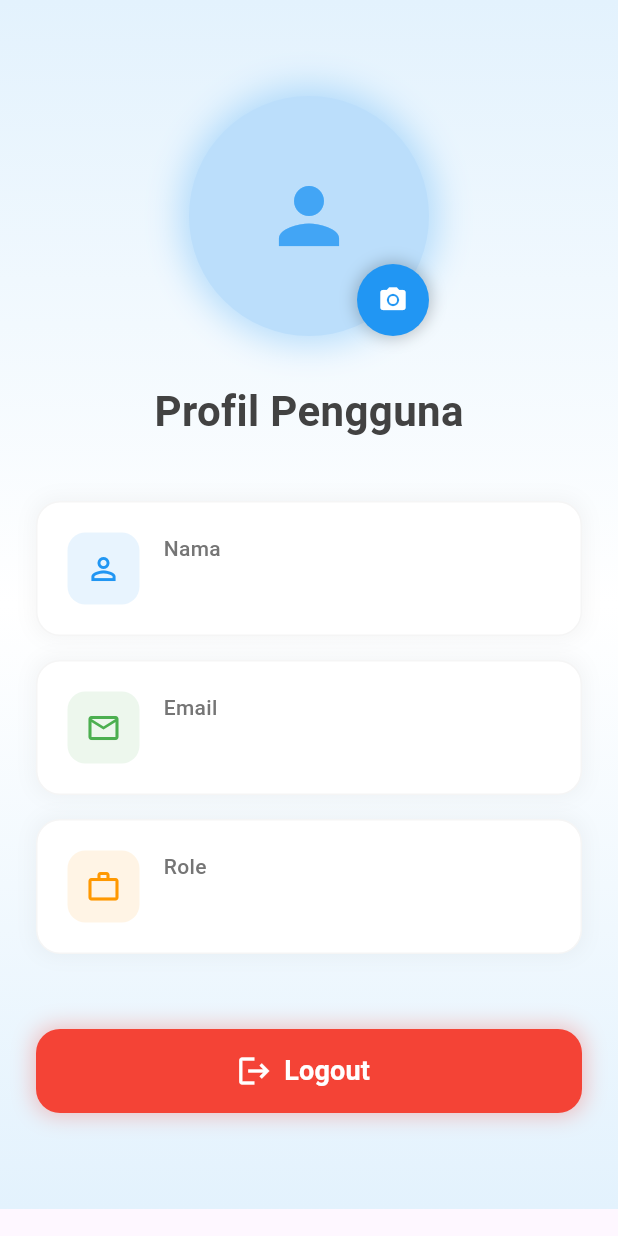
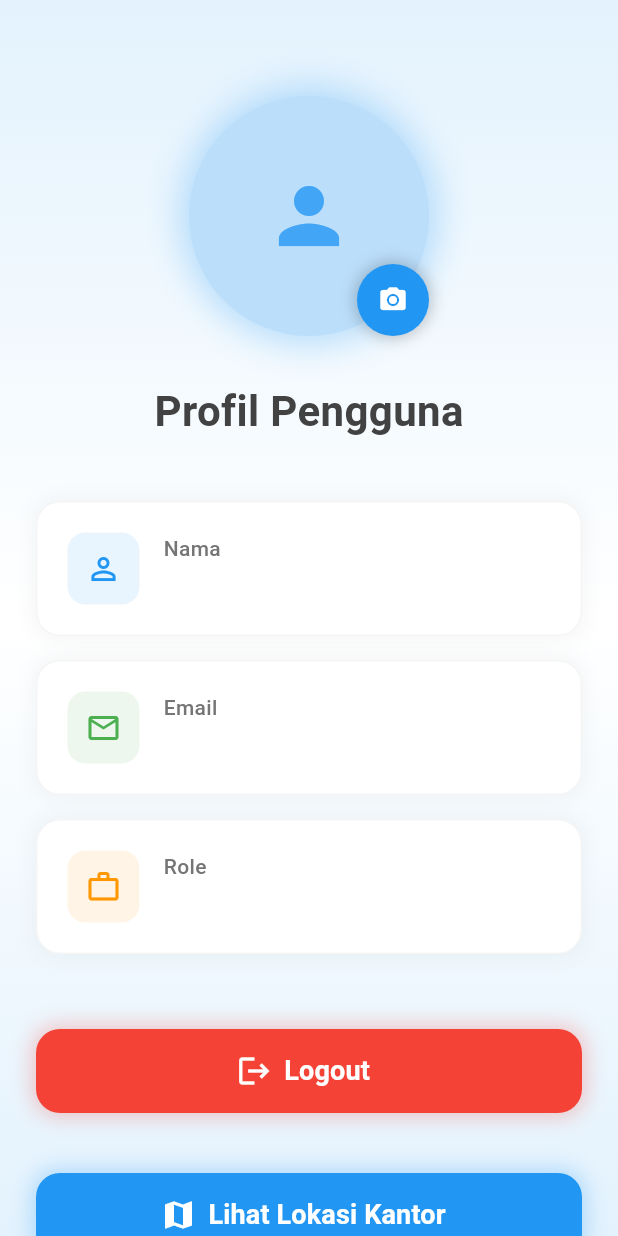
Before and after one commit to NovanTrihananto/praktpm, a Flutter app: the ProfilePage screen opened directly with empty values, on a phone screen of 412 x 824 dp. Run offline on Flutter 3.47's test engine with Material 3 defaults, Android fonts, the phone set to English and light mode, and no system bars; our stand-ins replace geolocator, google_maps_flutter, hive, hive_flutter, image_picker, permission_handler and 2 more; accounts and stored records are empty; network calls fail.

Commit message:
update terus yeee

```diff
--- a/lib/pages/profil_page.dart
+++ b/lib/pages/profil_page.dart
@@ -3,6 +3,8 @@ import 'package:flutter/material.dart';
 import 'package:image_picker/image_picker.dart';
 import 'package:shared_preferences/shared_preferences.dart';
 import 'package:hive/hive.dart';
+import 'package:tpmteori/pages/kantor_maps_page.dart';
+import 'package:url_launcher/url_launcher.dart';
 import '../pages/login_page.dart';
 
 class ProfilePage extends StatefulWidget {
@@ -50,6 +52,22 @@ class _ProfilePageState extends State<ProfilePage> {
     }
   }
 
+  void _openMaps() async {
+    final latitude = -6.200000; // Ganti dengan koordinat kantor
+    final longitude = 106.816666; // Ganti dengan koordinat kantor
+    final googleMapsUrl =
+        'https://www.google.com/maps/search/?api=1&query=$latitude,$longitude';
+
+    if (await canLaunchUrl(Uri.parse(googleMapsUrl))) {
+      await launchUrl(
+        Uri.parse(googleMapsUrl),
+        mode: LaunchMode.externalApplication,
+      );
+    } else {
+      throw 'Tidak bisa membuka Google Maps.';
+    }
+  }
+
   Future<void> handleLogout(BuildContext context) async {
     final prefs = await SharedPreferences.getInstance();
     await prefs.clear();
@@ -67,11 +85,7 @@ class _ProfilePageState extends State<ProfilePage> {
           gradient: LinearGradient(
             begin: Alignment.topCenter,
             end: Alignment.bottomCenter,
-            colors: [
-              Colors.blue.shade50,
-              Colors.white,
-              Colors.blue.shade50,
-            ],
+            colors: [Colors.blue.shade50, Colors.white, Colors.blue.shade50],
           ),
         ),
         child: SafeArea(
@@ -95,7 +109,8 @@ class _ProfilePageState extends State<ProfilePage> {
                           ),
                         ],
                       ),
-                      child: imageBytes != null
+                      child:
+                          imageBytes != null
                               ? CircleAvatar(
                                 radius: 80,
                                 backgroundImage: MemoryImage(imageBytes!),
@@ -216,6 +231,47 @@ class _ProfilePageState extends State<ProfilePage> {
                 ),
 
                 const SizedBox(height: 40),
+                // Button to open Google Maps
+                Container(
+                  width: double.infinity,
+                  height: 56,
+                  decoration: BoxDecoration(
+                    borderRadius: BorderRadius.circular(16),
+                    boxShadow: [
+                      BoxShadow(
+                        color: Colors.blue.withOpacity(0.3),
+                        blurRadius: 12,
+                        spreadRadius: 2,
+                      ),
+                    ],
+                  ),
+                  child: ElevatedButton.icon(
+                    onPressed: () {
+                      Navigator.push(
+                        context,
+                        MaterialPageRoute(
+                          builder: (context) => const KantorMapsScreen(),
+                        ),
+                      );
+                    },
+                    style: ElevatedButton.styleFrom(
+                      backgroundColor: Colors.blue,
+                      foregroundColor: Colors.white,
+                      shape: RoundedRectangleBorder(
+                        borderRadius: BorderRadius.circular(16),
+                      ),
+                      elevation: 0,
+                    ),
+                    icon: const Icon(Icons.map, size: 24),
+                    label: const Text(
+                      'Lihat Lokasi Kantor',
+                      style: TextStyle(
+                        fontSize: 18,
+                        fontWeight: FontWeight.w600,
+                      ),
+                    ),
+                  ),
+                ),
               ],
             ),
           ),
@@ -243,10 +299,7 @@ class _ProfilePageState extends State<ProfilePage> {
             spreadRadius: 2,
           ),
         ],
-        border: Border.all(
-          color: Colors.grey.shade100,
-          width: 1,
-        ),
+        border: Border.all(color: Colors.grey.shade100, width: 1),
       ),
       child: Row(
         children: [
@@ -256,11 +309,7 @@ class _ProfilePageState extends State<ProfilePage> {
               color: color.withOpacity(0.1),
               borderRadius: BorderRadius.circular(12),
             ),
-            child: Icon(
-              icon,
-              color: color,
-              size: 24,
-            ),
+            child: Icon(icon, color: color, size: 24),
           ),
           const SizedBox(width: 16),
           Expanded(
--- a/pubspec.yaml
+++ b/pubspec.yaml
@@ -41,6 +41,9 @@ dependencies:
   image_picker: ^1.1.2
   url_launcher: ^6.3.1
   google_maps_flutter: ^2.12.2
+  geolocator: ^14.0.1
+  permission_handler: ^12.0.0+1
+  sensors_plus: ^6.1.1
 
 dev_dependencies:
   flutter_test:
```
Also changed, not shown: lib/pages/home_page.dart (+56 -7 lines), lib/pages/kantor_maps_page.dart (added, +82 -0 lines), pubspec.lock, 4 other files. Lines whose indentation alone changed are shown as unchanged.
